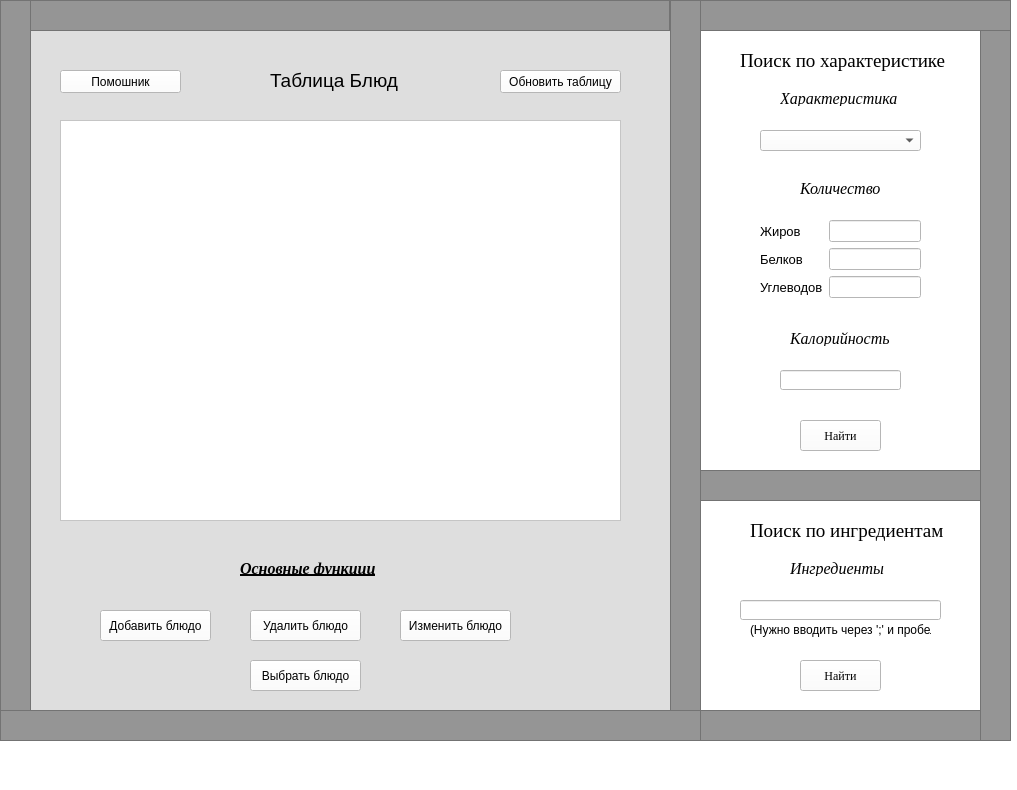
Before: the Qt Designer form table.ui in Glebosh/Yandex_Project1, drawn with Qt 5.
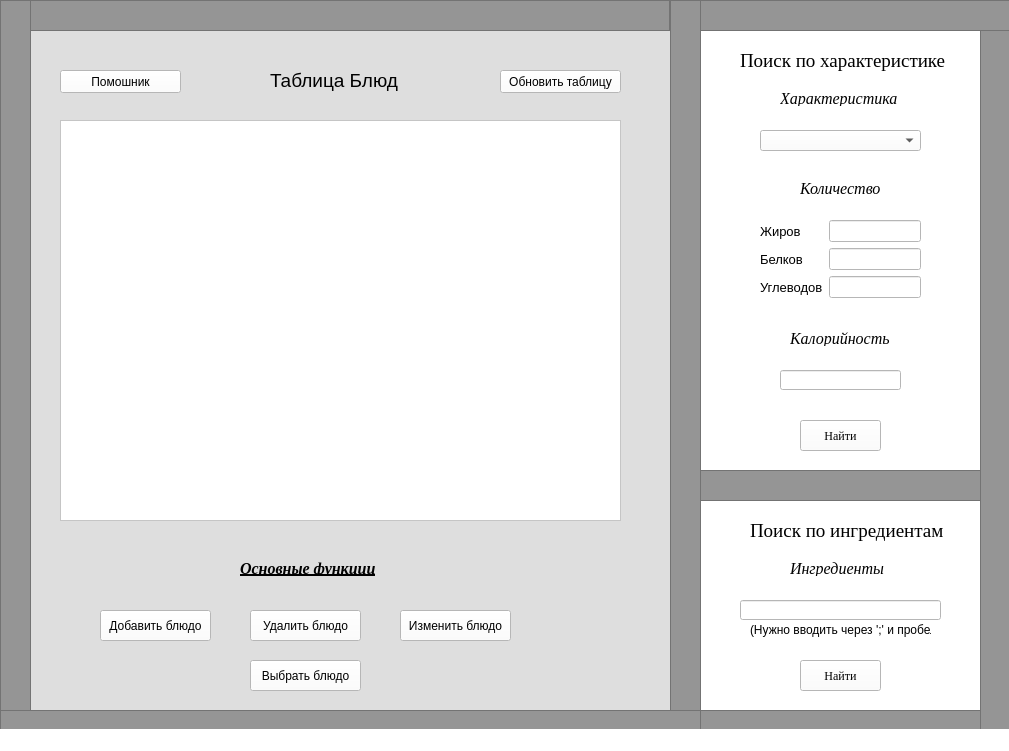
After: the same form once the commit is applied.

Diff of the .ui file:
```diff
--- a/table.ui
+++ b/table.ui
@@ -6,8 +6,8 @@
    <rect>
     <x>0</x>
     <y>0</y>
-    <width>1017</width>
-    <height>790</height>
+    <width>1009</width>
+    <height>751</height>
    </rect>
   </property>
   <property name="font">
```
Left out of the diff: 2 changed lines with no effect on the pictures.
